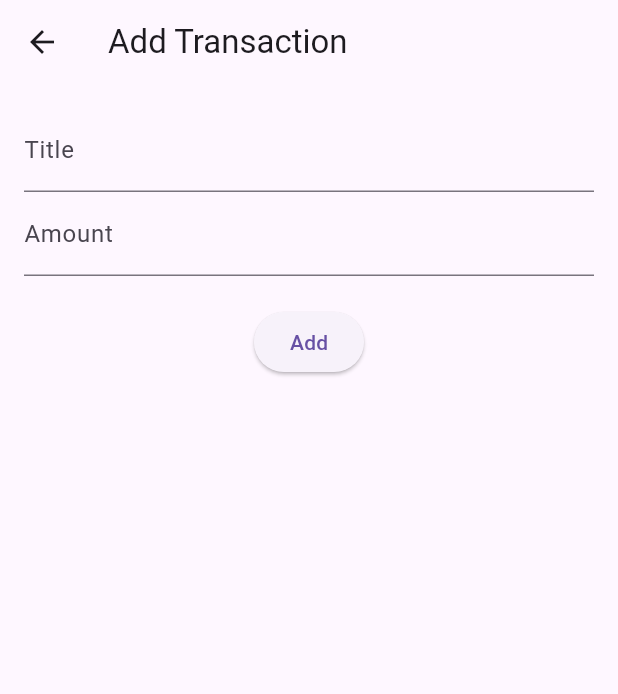
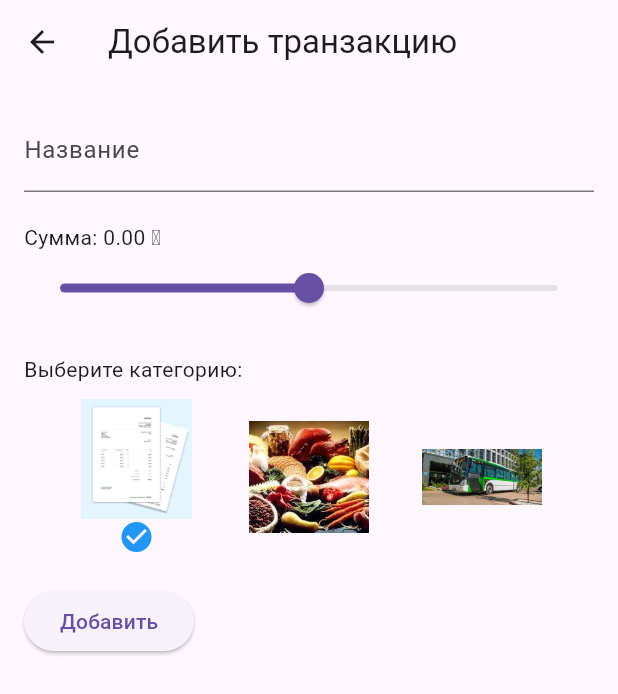
Before and after one commit to asylbekuly/FinanceApp, a Flutter app: the AddTransactionScreen screen opened directly, on a phone screen of 412 x 824 dp. Shown: the top 694 px of the screen. Run offline on Flutter 3.47's test engine with Material 3 defaults, Android fonts, the phone set to English and light mode, and no system bars.

Commit message:
added slider and images

```diff
--- a/lib/main.dart
+++ b/lib/main.dart
@@ -1,4 +1,5 @@
 import 'package:flutter/material.dart';
+
 
 void main() {
   runApp(FinanceTrackerApp());
@@ -164,6 +165,7 @@ class TransactionList extends StatelessWidget {
       itemBuilder: (context, index) {
         final transaction = transactions[index];
         return ListTile(
+          leading: Image.asset(transaction.imageAsset, width: 40, height: 40),
           title: Text(transaction.title),
           subtitle: Text(transaction.date.toString()),
           trailing: Row(
@@ -189,12 +191,14 @@ class TransactionList extends StatelessWidget {
   }
 }
 
+
 class Transaction {
   final String title;
   final double amount;
   final DateTime date;
+  final String imageAsset;
 
-  Transaction({required this.title, required this.amount, required this.date});
+  Transaction({required this.title, required this.amount, required this.date,required this.imageAsset});
 }
 
 class AddTransactionScreen extends StatefulWidget {
@@ -208,23 +212,25 @@ class AddTransactionScreen extends StatefulWidget {
 
 class _AddTransactionScreenState extends State<AddTransactionScreen> {
   late TextEditingController titleController;
-  late TextEditingController amountController;
+  double amount = 0.0;
+  String selectedImage = 'assets/receipt.jpg';
 
   @override
   void initState() {
     super.initState();
     titleController = TextEditingController(text: widget.transaction?.title ?? '');
-    amountController = TextEditingController(text: widget.transaction?.amount.toString() ?? '');
+    amount = widget.transaction?.amount ?? 0.0;
+    selectedImage = widget.transaction?.imageAsset ?? 'assets/receipt.jpg';
   }
 
   void _submitTransaction() {
     final title = titleController.text;
-    final amount = double.tryParse(amountController.text) ?? 0;
-    if (title.isNotEmpty && amount != 0) {
+    if (title.isNotEmpty) {
       final newTransaction = Transaction(
         title: title,
         amount: amount,
         date: DateTime.now(),
+        imageAsset: selectedImage,
       );
       Navigator.pop(context, newTransaction);
     }
@@ -233,28 +239,67 @@ class _AddTransactionScreenState extends State<AddTransactionScreen> {
   @override
   Widget build(BuildContext context) {
     return Scaffold(
-      appBar: AppBar(title: Text(widget.transaction == null ? 'Add Transaction' : 'Edit Transaction')),
+      appBar: AppBar(
+        title: Text(widget.transaction == null ? 'Добавить транзакцию' : 'Редактировать транзакцию'),
+      ),
       body: Padding(
-        padding: EdgeInsets.all(16.0),
+        padding: const EdgeInsets.all(16.0),
         child: Column(
+          crossAxisAlignment: CrossAxisAlignment.start,
           children: [
             TextField(
               controller: titleController,
-              decoration: InputDecoration(labelText: 'Title'),
+              decoration: InputDecoration(labelText: 'Название'),
             ),
-            TextField(
-              controller: amountController,
-              decoration: InputDecoration(labelText: 'Amount'),
-              keyboardType: TextInputType.number,
+            SizedBox(height: 20),
+            Text('Сумма: ${amount.toStringAsFixed(2)} ₸'),
+            Slider(
+              value: amount,
+              min: -100000,
+              max: 100000,
+              divisions: 200,
+              label: amount.toStringAsFixed(2),
+              onChanged: (value) {
+                setState(() {
+                  amount = value;
+                });
+              },
+            ),
+            SizedBox(height: 20),
+            Text('Выберите категорию:'),
+            SizedBox(height: 10),
+            Row(
+              mainAxisAlignment: MainAxisAlignment.spaceEvenly,
+              children: [
+                _buildImageOption('assets/receipt.jpg'),
+                _buildImageOption('assets/food.png'),
+                _buildImageOption('assets/transport.png'),
+              ],
             ),
             SizedBox(height: 20),
             ElevatedButton(
               onPressed: _submitTransaction,
-              child: Text(widget.transaction == null ? 'Add' : 'Save Changes'),
+              child: Text(widget.transaction == null ? 'Добавить' : 'Сохранить изменения'),
             ),
           ],
         ),
       ),
     );
   }
+
+  Widget _buildImageOption(String imagePath) {
+    return GestureDetector(
+      onTap: () {
+        setState(() {
+          selectedImage = imagePath;
+        });
+      },
+      child: Column(
+        children: [
+          Image.asset(imagePath, width: 80, height: 80),
+          if (selectedImage == imagePath) Icon(Icons.check_circle, color: Colors.blue),
+        ],
+      ),
+    );
+  }
 }
--- a/pubspec.yaml
+++ b/pubspec.yaml
@@ -30,6 +30,7 @@ environment:
 dependencies:
   flutter:
     sdk: flutter
+  image_picker: ^1.0.7
 
 
   # The following adds the Cupertino Icons font to your application.
@@ -57,6 +58,10 @@ flutter:
   # included with your application, so that you can use the icons in
   # the material Icons class.
   uses-material-design: true
+  assets:
+    - assets/receipt.jpg
+    - assets/food.png
+    - assets/transport.png
 
   # To add assets to your application, add an assets section, like this:
   # assets:
```
Also changed, not shown: assets/food.png (added), assets/receipt.jpg (added), assets/transport.png (added), pubspec.lock, 5 other files.
